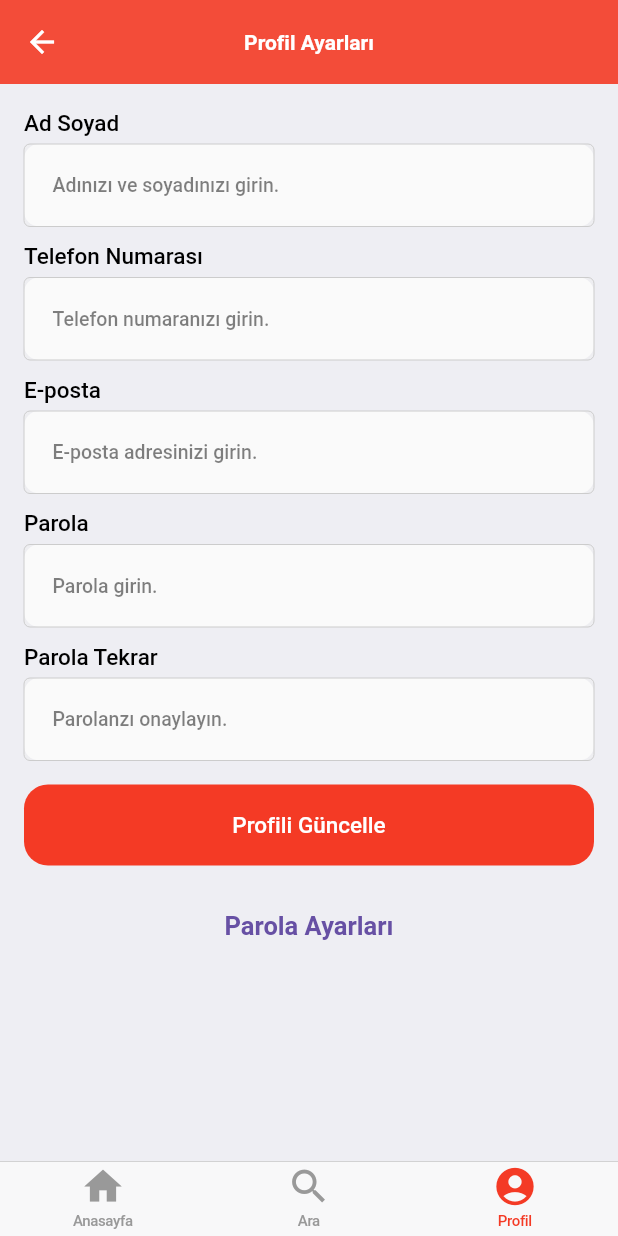
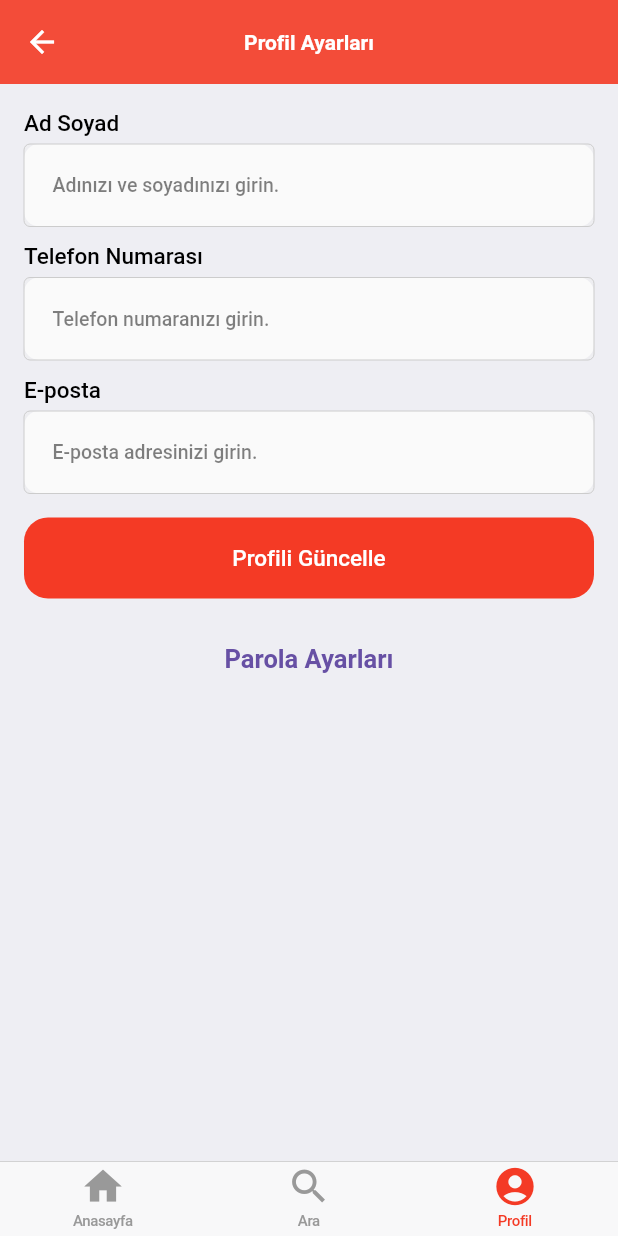
Before and after one commit to berkaycatak/kan-kardesi, a Flutter app: the ProfileSettingsScreen screen opened by its route, on a phone screen of 412 x 824 dp. Run offline on Flutter 3.47's test engine with Material 3 defaults, Android fonts, the phone set to English and light mode, and no system bars; drawn by our look-alikes of flutter_platform_widgets, toastification; our stand-ins replace carousel_slider, flutter_svg, go_router, mask_text_input_formatter, modal_bottom_sheet; missing offline and left inert: pull_down_button; Roboto replaces fonts that are missing (PlusJakartaSans, PublicaSans, avenir).

Commit message:
parola ayarları tasarım kodlaması

```diff
--- a/lib/screens/settings/profile/profile_settings_screen.dart
+++ b/lib/screens/settings/profile/profile_settings_screen.dart
@@ -1,6 +1,7 @@
 import 'package:flutter/material.dart';
 import 'package:flutter_platform_widgets/flutter_platform_widgets.dart';
 import 'package:kan_kardesi/screens/settings/profile/profile_settings_mixin.dart';
+import 'package:kan_kardesi/services/router/router_service.dart';
 
 import 'package:kan_kardesi/style/theme/custom_theme.dart';
 import 'package:kan_kardesi/utils/components/app/custom_appbar_widget.dart';
@@ -110,56 +111,6 @@ class _ProfileSettingsScreenState extends State<ProfileSettingsScreen>
               ),
             ),
           ),
-          const SizedBox(height: 10),
-          Text(
-            "Parola",
-            style: Theme.of(context)
-                .textTheme
-                .bodySmall!
-                .copyWith(color: Colors.black),
-          ),
-          const SizedBox(height: 4),
-          Card(
-            child: PlatformTextFormField(
-              controller: passwordController,
-              focusNode: passwordFocusNode,
-              keyboardType: TextInputType.visiblePassword,
-              hintText: "Parola girin.",
-              obscureText: true,
-              autofillHints: const [AutofillHints.password],
-              textInputAction: TextInputAction.next,
-              onFieldSubmitted: (value) => rePasswordFocusNode.requestFocus(),
-              validator: (val) => Helpers.isEmpty(
-                val,
-                "Lütfen parola girin",
-              ),
-            ),
-          ),
-          const SizedBox(height: 10),
-          Text(
-            "Parola Tekrar",
-            style: Theme.of(context)
-                .textTheme
-                .bodySmall!
-                .copyWith(color: Colors.black),
-          ),
-          const SizedBox(height: 4),
-          Card(
-            child: PlatformTextFormField(
-              controller: rePasswordController,
-              focusNode: rePasswordFocusNode,
-              keyboardType: TextInputType.visiblePassword,
-              hintText: "Parolanzı onaylayın.",
-              obscureText: true,
-              autofillHints: const [AutofillHints.password],
-              textInputAction: TextInputAction.send,
-              onFieldSubmitted: (value) => updateProfile(context),
-              validator: (val) => Helpers.isEmpty(
-                val,
-                "Lütfen parolanızı tekrar girin",
-              ),
-            ),
-          ),
           const SizedBox(height: 16),
           SizedBox(
             width: double.infinity,
@@ -173,7 +124,10 @@ class _ProfileSettingsScreenState extends State<ProfileSettingsScreen>
             child: PlatformTextButton(
               padding: EdgeInsets.zero,
               onPressed: () {
-                // TODO: Implement password settings
+                RouterService.goNamed(
+                  context: context,
+                  route: RouterService.routes.password_settings,
+                );
               },
               child: const Text("Parola Ayarları"),
             ),
--- a/lib/services/router/route_constants.dart
+++ b/lib/services/router/route_constants.dart
@@ -10,4 +10,5 @@ class RouteConstants {
   String search = '/search';
   String profile = '/profile';
   String profile_settings = '/profile/settings';
+  String password_settings = '/profile/settings/password';
 }
--- a/lib/services/router/router_service.dart
+++ b/lib/services/router/router_service.dart
@@ -8,6 +8,7 @@ import 'package:kan_kardesi/screens/home/home_screen.dart';
 import 'package:kan_kardesi/screens/main/main_screen.dart';
 import 'package:kan_kardesi/screens/profile/profile_screen.dart';
 import 'package:kan_kardesi/screens/search/search_screen.dart';
+import 'package:kan_kardesi/screens/settings/password/password_settings_screen.dart';
 import 'package:kan_kardesi/screens/settings/profile/profile_settings_screen.dart';
 import 'package:kan_kardesi/services/router/route_constants.dart';
 
@@ -187,6 +188,16 @@ class RouterService {
                         builder: (BuildContext context, GoRouterState state) {
                           return const ProfileSettingsScreen();
                         },
+                        routes: [
+                          GoRoute(
+                            name: routes.password_settings,
+                            path: routes.password_settings,
+                            builder:
+                                (BuildContext context, GoRouterState state) {
+                              return const PasswordSettingsScreen();
+                            },
+                          ),
+                        ],
                       ),
                     ],
                   ),
```
Also changed, not shown: lib/screens/settings/password/password_settings_mixin.dart (added, +45 -0 lines), lib/screens/settings/password/password_settings_screen.dart (added, +117 -0 lines).
